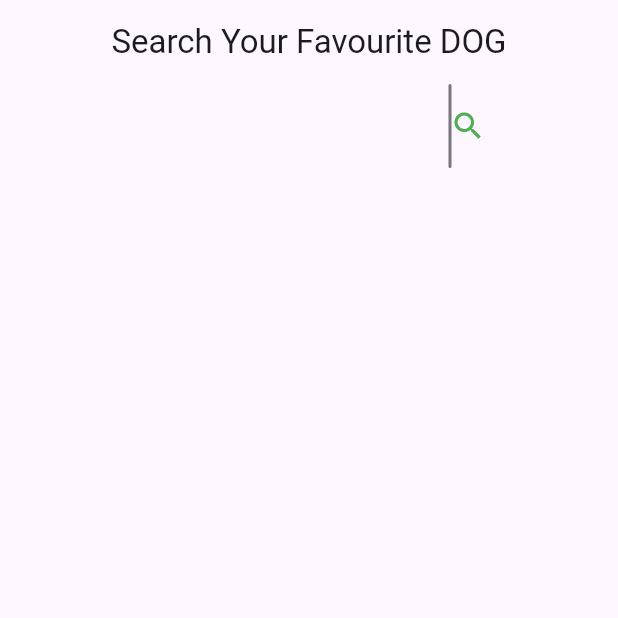
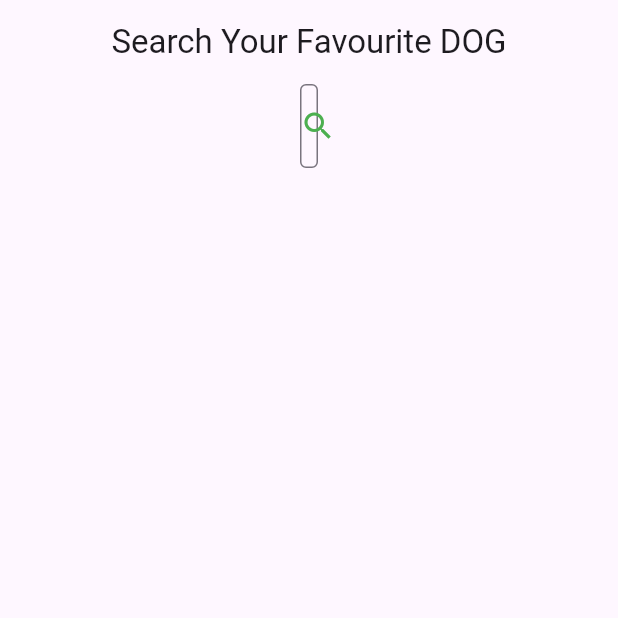
Before and after one commit to aman246149/dogsearch, a Flutter app: the screen it shows after launch, on a phone screen of 412 x 824 dp, the top half of it. Run offline on Flutter 3.47's test engine with Material 2 defaults, Android fonts, the light colour scheme and no system bars; our stand-ins replace either_dart, lottie; network calls fail.

Commit message:
final changes

```diff
--- a/lib/features/homepage/view/homepage.dart
+++ b/lib/features/homepage/view/homepage.dart
@@ -1,5 +1,8 @@
+import 'dart:io';
+
 import 'package:dogs/features/homepage/model/dogModel.dart';
 import 'package:dogs/features/homepage/view/provider/dogprovider.dart';
+import 'package:flutter/foundation.dart';
 import 'package:flutter/material.dart';
 import 'package:lottie/lottie.dart';
 import 'package:provider/provider.dart';
@@ -54,12 +57,17 @@
         centerTitle: true,
       ),
       body: Padding(
-        padding: size < 350
+        padding: size < 400
             ? EdgeInsets.all(32.0)
-            : EdgeInsets.symmetric(horizontal: 300.0),
+            : EdgeInsets.symmetric(horizontal: 200.0),
         child: Consumer<DogProvider>(
           builder: (context, value, child) {
             if (value.isLoading) {
+              if (kIsWeb) {
+                return Center(
+                  child: CircularProgressIndicator(),
+                );
+              } else {
                 return Center(
                     child: Lottie.asset(
                   "assets/lottie/animal.json",
@@ -67,6 +75,7 @@
                   repeat: true,
                   height: 150,
                 ));
+              }
             }
             if (value.isLoading == false) {
               dogslist = value.dogs;
--- a/lib/features/homepage/view/provider/dogprovider.dart
+++ b/lib/features/homepage/view/provider/dogprovider.dart
@@ -19,6 +19,7 @@
 
     if (resp.isLeft) {
       resp.mapLeft((left) => errormessage = left.message);
+      print(errormessage);
     }
     isLoading = false;
     notifyListeners();
```
Also changed, not shown: 2 other files. Lines whose indentation alone changed are shown as unchanged.
